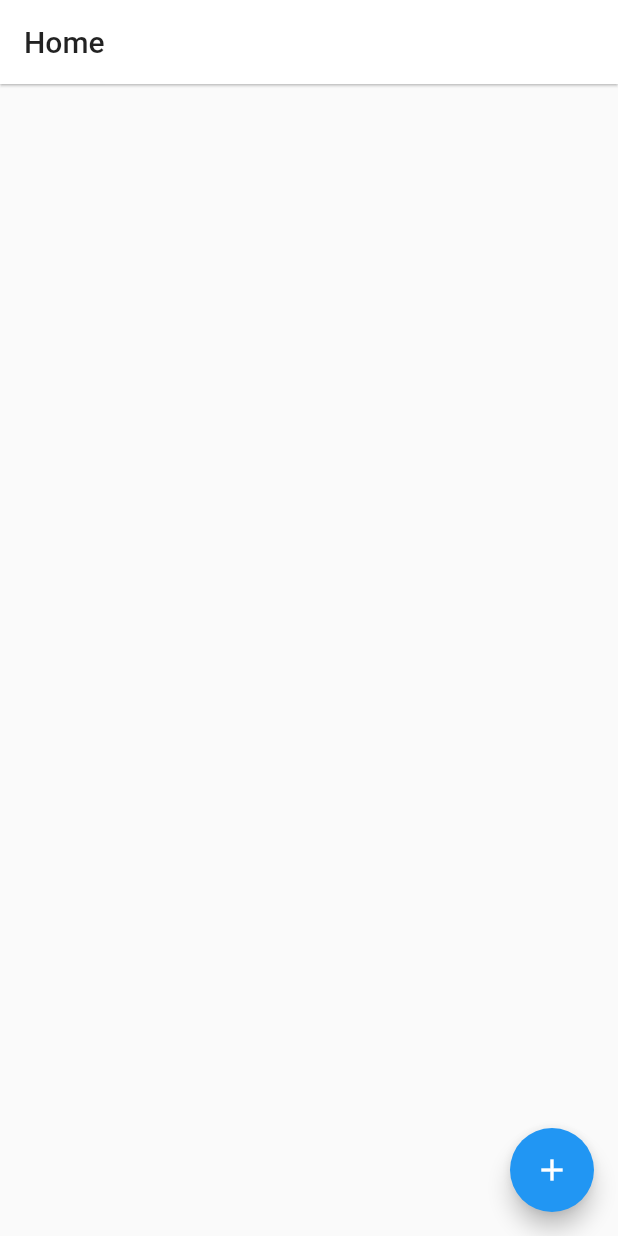
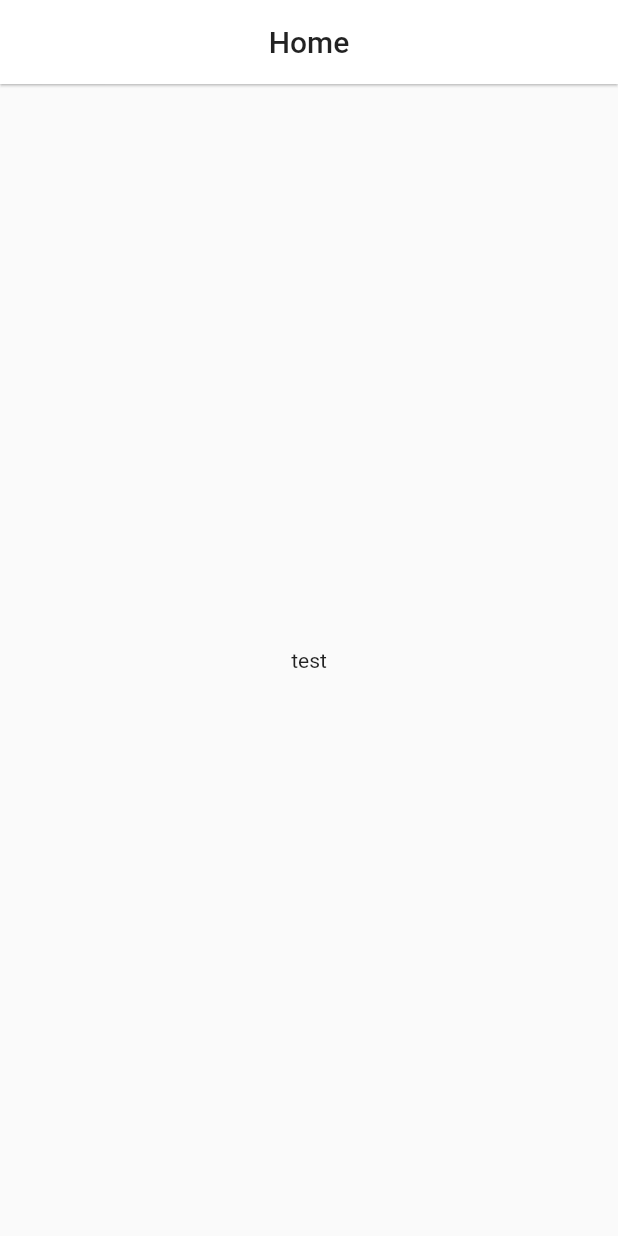
Before and after one commit to HAUDRAUFHAUN/music_lobby, a Flutter app: the screen it shows after launch, on a phone screen of 412 x 824 dp. Run offline on Flutter 3.47's test engine with Material 2 defaults, Android fonts, the phone set to English and light mode, and no system bars.

Commit message:
Update main.dart

```diff
--- a/lib/main.dart
+++ b/lib/main.dart
@@ -1,4 +1,5 @@
 import 'package:flutter/material.dart';
+import 'package:flutter/services.dart';
 
 void main() {
   runApp(MyApp());
@@ -45,19 +46,6 @@ class MyHomePage extends StatefulWidget {
 }
 
 class _MyHomePageState extends State<MyHomePage> {
-  int _counter = 0;
-
-  void _incrementCounter() {
-    setState(() {
-      // This call to setState tells the Flutter framework that something has
-      // changed in this State, which causes it to rerun the build method below
-      // so that the display can reflect the updated values. If we changed
-      // _counter without calling setState(), then the build method would not be
-      // called again, and so nothing would appear to happen.
-      _counter++;
-    });
-  }
-
   @override
   Widget build(BuildContext context) {
     // This method is rerun every time setState is called, for instance as done
@@ -71,6 +59,7 @@ class _MyHomePageState extends State<MyHomePage> {
         // Here we take the value from the MyHomePage object that was created by
         // the App.build method, and use it to set our appbar title.
         title: Text(widget.title),
+        centerTitle: true,
         elevation: 0.7,
       ),
       body: Center(
@@ -92,14 +81,9 @@ class _MyHomePageState extends State<MyHomePage> {
           // axis because Columns are vertical (the cross axis would be
           // horizontal).
           mainAxisAlignment: MainAxisAlignment.center,
-          children: <Widget>[],
+          children: <Widget>[Text('test')],
         ),
       ),
-      floatingActionButton: FloatingActionButton(
-        onPressed: _incrementCounter,
-        tooltip: 'Increment',
-        child: Icon(Icons.add),
-      ), // This trailing comma makes auto-formatting nicer for build methods.
     );
   }
 }
```
